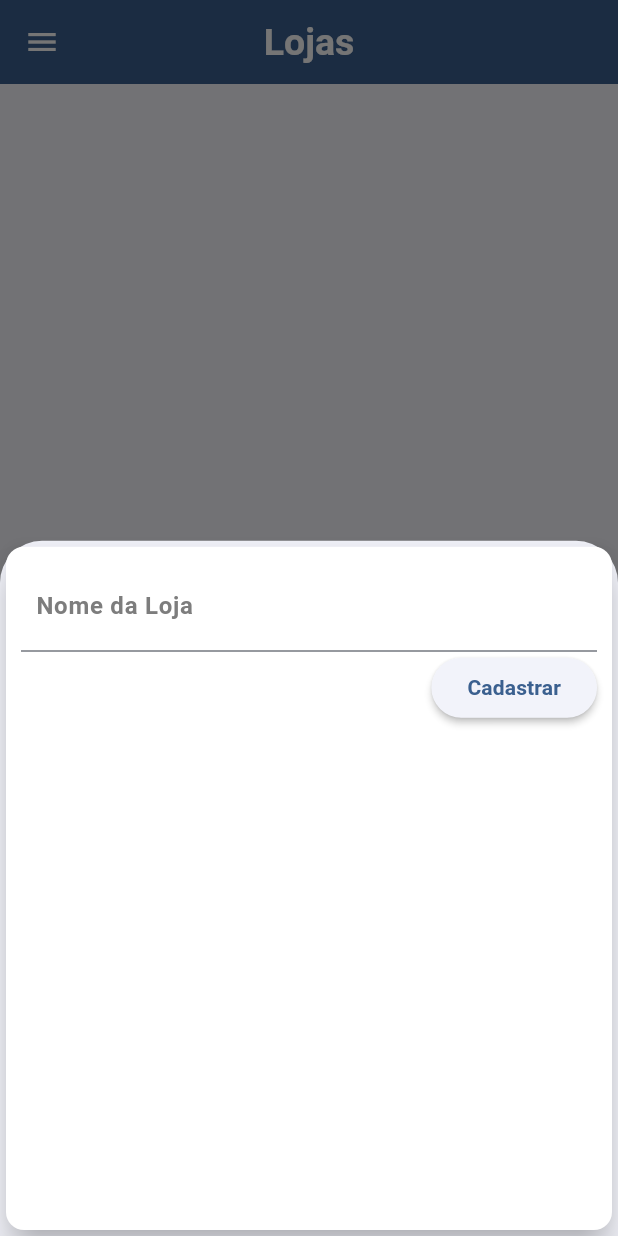
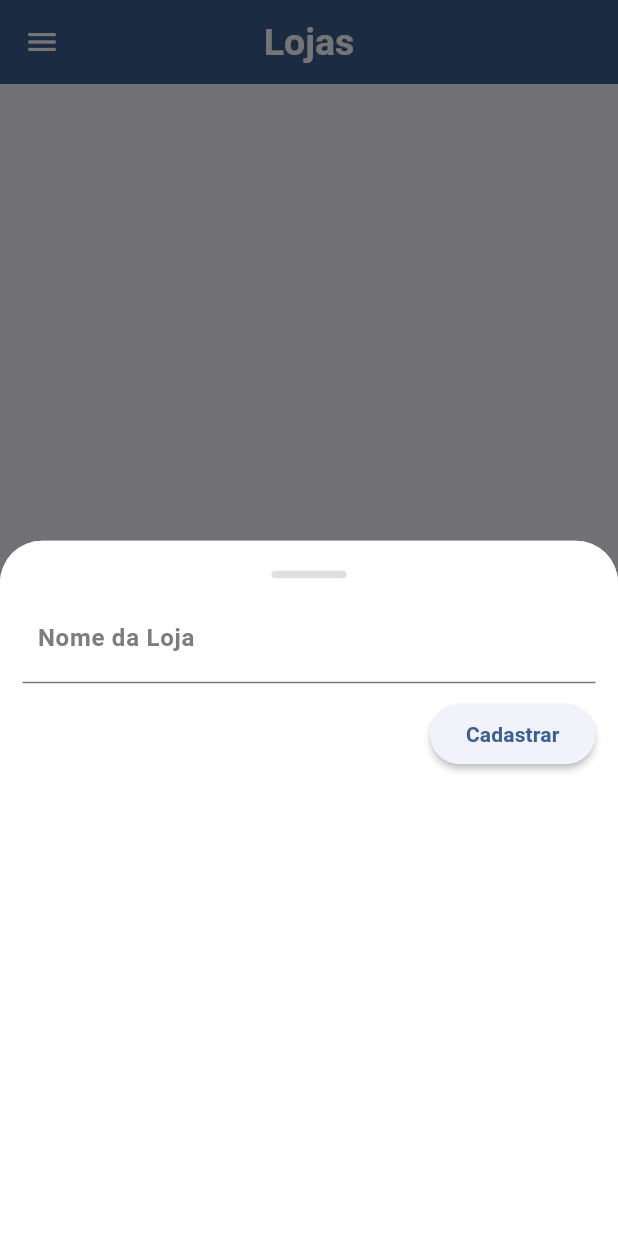
Before and after one commit to pedro-vitor/valitrack, a Flutter app: the screen it shows after launch, after a tap on the "add" icon, on a phone screen of 412 x 824 dp. Run offline on Flutter 3.47's test engine with Material 3 defaults, Android fonts, the phone set to English and light mode, and no system bars; our stand-ins replace flutter_svg, image_picker, sqflite; missing offline and left inert: image_size_getter, mobile_scanner; accounts and stored records are empty.

Commit message:
adicionando o modal de informações da loja

```diff
--- a/lib/components/ModalForms/store_form.dart
+++ b/lib/components/ModalForms/store_form.dart
@@ -57,13 +57,23 @@ class _StoreFormState extends State<StoreForm> {
       Navigator.pop(context);
     }
 
-    return Card(
-      elevation: 10,
+    return Container(
+      padding: EdgeInsets.symmetric(horizontal: 15, vertical: 20),
+      decoration: const BoxDecoration(
         color: Colors.white,
-      child: Padding(
-        padding: const EdgeInsets.all(10),
+        borderRadius: BorderRadius.vertical(top: Radius.circular(28)),
+      ),
       child: Column(
         children: [
+          Container(
+            width: 50,
+            height: 5,
+            decoration: BoxDecoration(
+              color: Colors.grey.shade300,
+              borderRadius: BorderRadius.circular(20),
+            ),
+          ),
+          SizedBox(height: 10),
           TextField(
             onSubmitted: (_) => submitForm(),
             controller: nameStore,
@@ -78,6 +88,7 @@ class _StoreFormState extends State<StoreForm> {
             ),
             textCapitalization: TextCapitalization.sentences,
           ),
+          SizedBox(height: 10),
           Row(
             mainAxisAlignment: MainAxisAlignment.end,
             children: [
@@ -95,7 +106,6 @@ class _StoreFormState extends State<StoreForm> {
           ),
         ],
       ),
-      ),
     );
   }
 }
```
Also changed, not shown: lib/components/infos/info_store.dart (added, +148 -0 lines), lib/components/list_store_item.dart (+17 -4 lines). Lines whose indentation alone changed are shown as unchanged.
